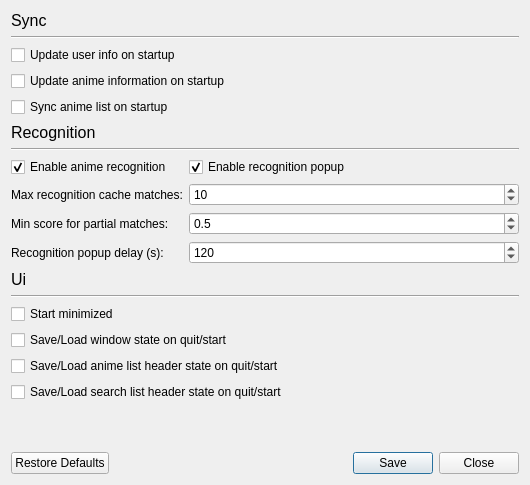
First picture: the form in src/gui/dialogs/settings_dialog.ui, repository nisemono0/AniTrack, before the edit.
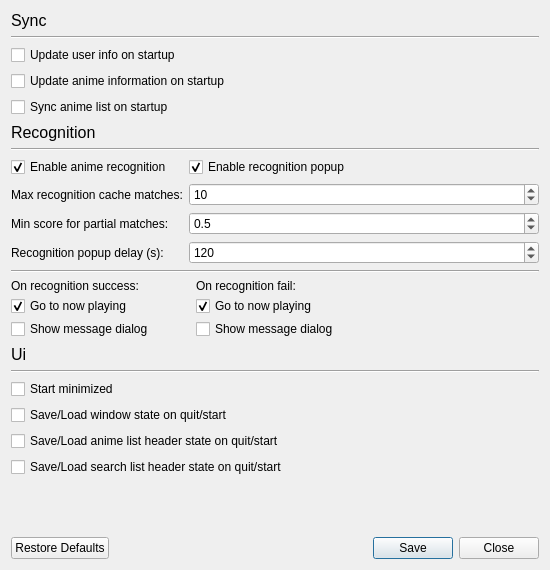
Second picture: the form after the edit.

Commit message:
feat: add more recognition settings
* add settings to go to now playing page and display a message dialog on
  either success of failure

Patch:
```diff
--- a/src/gui/dialogs/settings_dialog.ui
+++ b/src/gui/dialogs/settings_dialog.ui
@@ -6,20 +6,20 @@
    <rect>
     <x>0</x>
     <y>0</y>
-    <width>530</width>
-    <height>485</height>
+    <width>550</width>
+    <height>570</height>
    </rect>
   </property>
   <property name="minimumSize">
    <size>
-    <width>530</width>
-    <height>485</height>
+    <width>550</width>
+    <height>570</height>
    </size>
   </property>
   <property name="maximumSize">
    <size>
-    <width>530</width>
-    <height>485</height>
+    <width>550</width>
+    <height>570</height>
    </size>
   </property>
   <property name="focusPolicy">
@@ -112,6 +112,19 @@
        </property>
       </widget>
      </item>
+     <item row="0" column="1">
+      <widget class="QCheckBox" name="checkBoxEnableRecognitionPopup">
+       <property name="focusPolicy">
+        <enum>Qt::FocusPolicy::ClickFocus</enum>
+       </property>
+       <property name="text">
+        <string>Enable recognition popup</string>
+       </property>
+       <property name="checked">
+        <bool>true</bool>
+       </property>
+      </widget>
+     </item>
      <item row="1" column="0">
       <widget class="QLabel" name="label_3">
        <property name="text">
@@ -178,19 +191,86 @@
        </property>
       </widget>
      </item>
+    </layout>
+   </item>
+   <item>
+    <widget class="Line" name="line_4">
+     <property name="orientation">
+      <enum>Qt::Orientation::Horizontal</enum>
+     </property>
+    </widget>
+   </item>
+   <item>
+    <layout class="QFormLayout" name="formLayout_2">
+     <property name="horizontalSpacing">
+      <number>42</number>
+     </property>
+     <property name="verticalSpacing">
+      <number>3</number>
+     </property>
+     <item row="0" column="0">
+      <widget class="QLabel" name="label_7">
+       <property name="text">
+        <string>On recognition success:</string>
+       </property>
+      </widget>
+     </item>
      <item row="0" column="1">
-      <widget class="QCheckBox" name="checkBoxEnableRecognitionPopup">
+      <widget class="QLabel" name="label_8">
+       <property name="text">
+        <string>On recognition fail:</string>
+       </property>
+      </widget>
+     </item>
+     <item row="1" column="0">
+      <widget class="QCheckBox" name="checkBoxRecognitionSuccessGotoNowPlaying">
        <property name="focusPolicy">
         <enum>Qt::FocusPolicy::ClickFocus</enum>
        </property>
        <property name="text">
-        <string>Enable recognition popup</string>
+        <string>Go to now playing</string>
        </property>
        <property name="checked">
         <bool>true</bool>
        </property>
       </widget>
      </item>
+     <item row="1" column="1">
+      <widget class="QCheckBox" name="checkBoxRecognitionFailGotoNowPlaying">
+       <property name="focusPolicy">
+        <enum>Qt::FocusPolicy::ClickFocus</enum>
+       </property>
+       <property name="text">
+        <string>Go to now playing</string>
+       </property>
+       <property name="checked">
+        <bool>true</bool>
+       </property>
+      </widget>
+     </item>
+     <item row="2" column="0">
+      <widget class="QCheckBox" name="checkBoxRecognitionSuccessMessageDialog">
+       <property name="focusPolicy">
+        <enum>Qt::FocusPolicy::ClickFocus</enum>
+       </property>
+       <property name="text">
+        <string>Show message dialog</string>
+       </property>
+      </widget>
+     </item>
+     <item row="2" column="1">
+      <widget class="QCheckBox" name="checkBoxRecognitionFailMessageDialog">
+       <property name="focusPolicy">
+        <enum>Qt::FocusPolicy::ClickFocus</enum>
+       </property>
+       <property name="text">
+        <string>Show message dialog</string>
+       </property>
+       <property name="checked">
+        <bool>false</bool>
+       </property>
+      </widget>
+     </item>
     </layout>
    </item>
    <item>
```
The commit also changes 4 other files.
